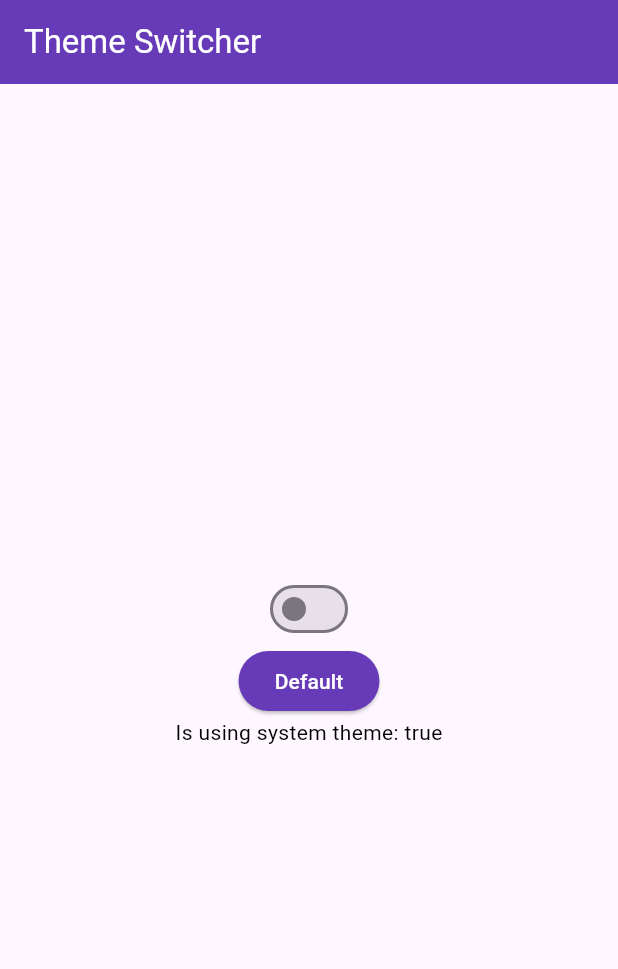
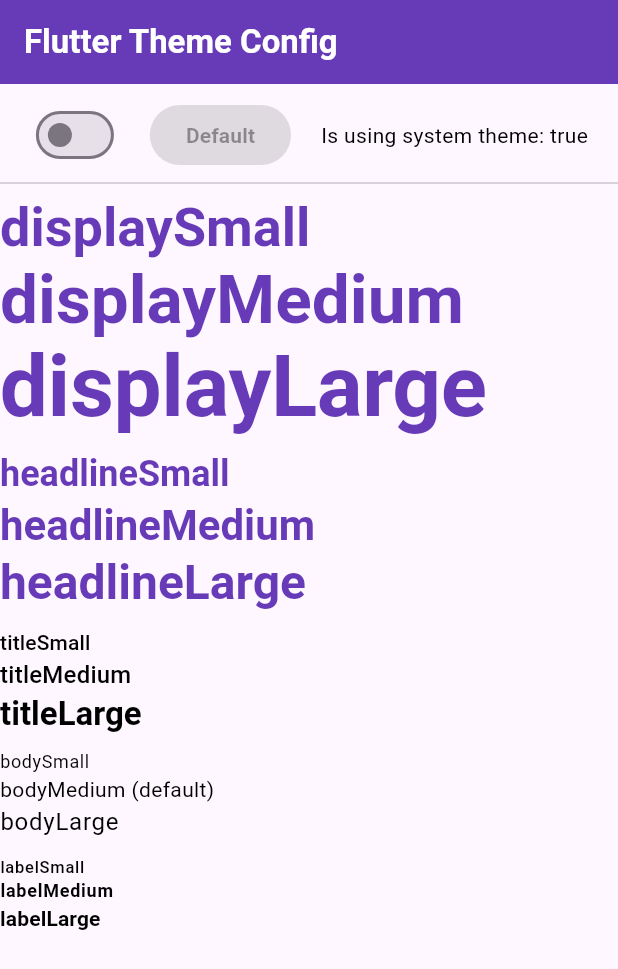
Before and after one commit to feras-senjab/flutter_theme_config, a Flutter app: the screen it shows after launch, on a phone screen of 412 x 824 dp. Shown: the top 969 px of the screen. Run offline on Flutter 3.47's test engine with Material 3 defaults, Android fonts, the phone set to English and light mode, and no system bars; our stand-ins replace equatable, flutter_bloc, shared_preferences, sizer.

Commit message:
better editions, configure disabled textField theming, preview text theming in UI.

```diff
--- a/lib/Style/Theme/Base/Properties/text_theme.dart
+++ b/lib/Style/Theme/Base/Properties/text_theme.dart
@@ -6,9 +6,62 @@ class BaseTextTheme {
   static TextTheme get property {
     final colorScheme = ThemeManager().colorScheme;
 
+    // Default can be found here: https://api.flutter.dev/flutter/material/TextTheme-class.html
+
     return TextTheme(
-      bodyMedium: TextStyle(
-        color: colorScheme.onSurface,
+      // Display styles for large, attention-grabbing text
+      displayLarge: TextStyle(
+        color: colorScheme.primary,
+        fontWeight: FontWeight.bold,
+      ),
+      displayMedium: TextStyle(
+        color: colorScheme.primary,
+        fontWeight: FontWeight.bold,
+      ),
+      displaySmall: TextStyle(
+        color: colorScheme.primary,
+        fontWeight: FontWeight.bold,
+      ),
+
+      // Headline styles for section titles
+      headlineLarge: TextStyle(
+        color: colorScheme.primary,
+        fontWeight: FontWeight.bold,
+      ),
+      headlineMedium: TextStyle(
+        color: colorScheme.primary,
+        fontWeight: FontWeight.w600,
+      ),
+      headlineSmall: TextStyle(
+        color: colorScheme.primary,
+        fontWeight: FontWeight.w600,
+      ),
+
+      // Title styles for smaller section headings
+      titleLarge: const TextStyle(
+        fontWeight: FontWeight.bold,
+      ),
+      titleMedium: const TextStyle(
+        fontWeight: FontWeight.w500,
+      ),
+      titleSmall: const TextStyle(
+        fontWeight: FontWeight.w500,
+      ),
+
+      // Body styles for main content text
+      bodyLarge: const TextStyle(),
+      bodyMedium: const TextStyle(),
+      bodySmall: const TextStyle(),
+
+      // Label styles for other small, actionable text
+      labelLarge: const TextStyle(
+        fontWeight: FontWeight.bold,
+      ),
+      labelMedium: const TextStyle(
+        fontWeight: FontWeight.w600,
+      ),
+      labelSmall: const TextStyle(
+        fontWeight: FontWeight.w500,
       ),
     );
   }
--- a/lib/Style/colors.dart
+++ b/lib/Style/colors.dart
@@ -1,17 +1,27 @@
 import 'package:flutter/material.dart';
 
 class AppColors {
-  // Light theme colors
+  // ----------- Light theme basic colors -----------//
+  // Color scheme:
   static const Color primaryColorLight = Colors.deepPurple;
   static const Color onPrimaryColorLight = Colors.white;
   static const Color onSurfaceColorLight = Colors.black;
 
-  // Dark theme colors
+  // System:
+  static const systemStatusBarColorLight = Colors.transparent;
+  static const systemNavigationBarColorLight = Colors.transparent;
+
+  // ----------- Dark theme basic colors -----------//
+  // Color scheme:
   static const Color primaryColorDark = Colors.deepPurple;
   static const Color onPrimaryColorDark = Colors.white;
   static const Color onSurfaceColorDark = Colors.white;
 
-  // Shared colors
+  // System:
+  static const systemStatusBarColorDark = Colors.transparent;
+  static const systemNavigationBarColorDark = Colors.transparent;
+
+  // ---------------- Shared basic colors ----------------//
   static const Color errorColor = Colors.red;
   static const Color successColor = Colors.green;
   static const Color warningColor = Colors.amber;
--- a/lib/main.dart
+++ b/lib/main.dart
@@ -41,33 +41,105 @@ class HomeScreen extends StatelessWidget {
 
   @override
   Widget build(BuildContext context) {
+    Widget space = const SizedBox(height: 10);
     return Scaffold(
-      appBar: AppBar(title: const Text('Theme Switcher')),
-      body: Column(
-        mainAxisAlignment: MainAxisAlignment.center,
+      appBar: AppBar(title: const Text('Flutter Theme Config')),
+      body: ListView(
         children: [
-          Center(
-            child: Switch(
+          space,
+          Row(
+            mainAxisAlignment: MainAxisAlignment.spaceEvenly,
+            children: [
+              Switch(
                 value:
                     context.watch<ThemeCubit>().state.appTheme == AppTheme.dark,
                 onChanged: (bool value) {
                   final newTheme = value ? AppTheme.dark : AppTheme.light;
-                context
-                    .read<ThemeCubit>()
-                    .setTheme(newTheme, updateUIOnStorageError: true);
+                  context.read<ThemeCubit>().setTheme(newTheme);
                 },
               ),
-          ),
               ElevatedButton(
-            onPressed: () => context
-                .read<ThemeCubit>()
-                .setDefaultTheme(updateUIOnStorageError: true),
+                onPressed: context.watch<ThemeCubit>().state.isUsingSystemTheme
+                    ? null
+                    : () => context.read<ThemeCubit>().setDefaultTheme(),
                 child: const Text('Default'),
               ),
               Text(
                   'Is using system theme: ${context.watch<ThemeCubit>().state.isUsingSystemTheme}')
             ],
           ),
+          const Divider(),
+          // ! Text Theme Preview..
+          //---------------- display -----------------------//
+          Text(
+            'displaySmall',
+            style: Theme.of(context).textTheme.displaySmall,
+          ),
+          Text(
+            'displayMedium',
+            style: Theme.of(context).textTheme.displayMedium,
+          ),
+          Text(
+            'displayLarge',
+            style: Theme.of(context).textTheme.displayLarge,
+          ),
+          space,
+          //---------------- headline -----------------------//
+          Text(
+            'headlineSmall',
+            style: Theme.of(context).textTheme.headlineSmall,
+          ),
+          Text(
+            'headlineMedium',
+            style: Theme.of(context).textTheme.headlineMedium,
+          ),
+          Text(
+            'headlineLarge',
+            style: Theme.of(context).textTheme.headlineLarge,
+          ),
+          space,
+          //---------------- title -----------------------//
+          Text(
+            'titleSmall',
+            style: Theme.of(context).textTheme.titleSmall,
+          ),
+          Text(
+            'titleMedium',
+            style: Theme.of(context).textTheme.titleMedium,
+          ),
+          Text(
+            'titleLarge',
+            style: Theme.of(context).textTheme.titleLarge,
+          ),
+          space,
+          //---------------- body -----------------------//
+          Text(
+            'bodySmall',
+            style: Theme.of(context).textTheme.bodySmall,
+          ),
+          const Text(
+            'bodyMedium (default)',
+          ),
+          Text(
+            'bodyLarge',
+            style: Theme.of(context).textTheme.bodyLarge,
+          ),
+          space,
+          //---------------- label -----------------------//
+          Text(
+            'labelSmall',
+            style: Theme.of(context).textTheme.labelSmall,
+          ),
+          Text(
+            'labelMedium',
+            style: Theme.of(context).textTheme.labelMedium,
+          ),
+          Text(
+            'labelLarge',
+            style: Theme.of(context).textTheme.labelLarge,
+          ),
+        ],
+      ),
     );
   }
 }
```
Also changed, not shown: lib/Style/Theme/Base/Properties/helpers/widget_state_helper.dart (added, +153 -0 lines), lib/Style/Theme/Base/Properties/input_decoration_theme.dart (+61 -10 lines), lib/Style/Theme/Base/Properties/models/color_pair.dart (added, +17 -0 lines), lib/Style/Theme/cubit/theme_cubit.dart (+36 -1 lines). Lines whose indentation alone changed are shown as unchanged.
